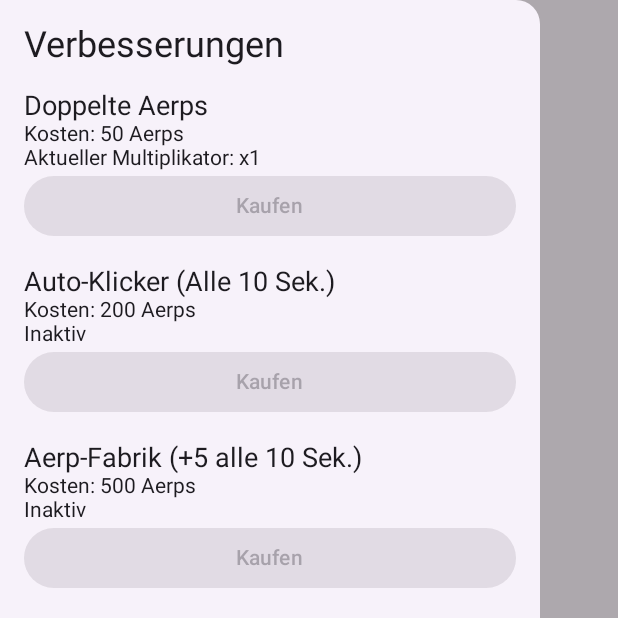
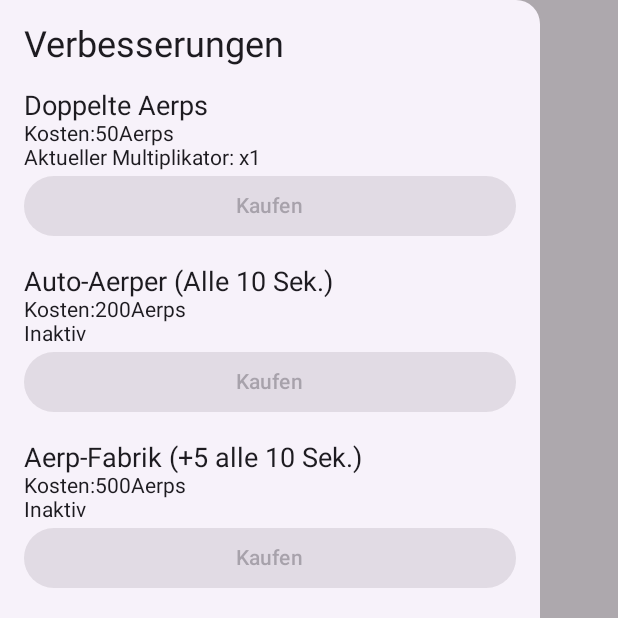
Before and after one commit to Aerodymeus/AerpClicker, an Android app built with Jetpack Compose: the screen it shows after launch (UI), after a tap on "Menü öffnen", on a phone screen of 412 x 824 dp, the top half of it. Run offline under Robolectric (Android 15) with nearby library versions, the light colour scheme and no system bars.

Commit message:
I18n: Add German localization for UI elements
This commit introduces German translations for various UI elements in the application.

- Added German strings to `app/src/main/res/values/strings.xml` for:
    - App name and labels
    - Top bar title and menu description
    - Game screen elements (score, click button, cooldowns)
    - Shop menu title and item names/descriptions
    - Shop item details (cost, multiplier, status, buy button)
- Updated `UI.kt` to use `stringResource` for displaying localized text in:
    - `AerpClickerApp` (top bar)
    - `GameScreen` (score, click button, cooldowns)
    - `ShopMenu` (title, item names, descriptions)
    - `ShopItem` (cost, multiplier, status, buy button)

```diff
--- a/app/src/main/java/com/example/myfirstgame/UI.kt
+++ b/app/src/main/java/com/example/myfirstgame/UI.kt
@@ -26,11 +26,14 @@ import androidx.compose.runtime.rememberCoroutineScope
 import androidx.compose.ui.Alignment
 import androidx.compose.ui.Modifier
 import androidx.compose.ui.platform.LocalConfiguration // Import für LocalConfiguration
-import androidx.compose.ui.tooling.preview.Preview
+//import androidx.compose.ui.platform.LocalContext
+import androidx.compose.ui.res.stringResource // Import für stringResource
+import androidx.compose.ui.tooling.preview.Preview // Import für Preview
 import androidx.compose.ui.unit.dp
 import androidx.compose.ui.unit.sp
 import androidx.lifecycle.viewmodel.compose.viewModel
 import kotlinx.coroutines.launch
+
 
 
 class UI : ComponentActivity() {
@@ -59,7 +62,7 @@ fun AerpClickerApp(gameViewModel: GameViewModel = viewModel()) {
         Scaffold(
             topBar = {
                 TopAppBar(
-                    title = { Text("Aerp Clicker") },
+                    title = { Text(stringResource(id = R.string.top_bar_title)) },
                     navigationIcon = {
                         IconButton(onClick = {
                             scope.launch {
@@ -68,7 +71,7 @@ fun AerpClickerApp(gameViewModel: GameViewModel = viewModel()) {
                                 }
                             }
                         }) {
-                            Icon(Icons.Filled.Menu, contentDescription = "Menü öffnen")
+                            Icon(Icons.Filled.Menu, contentDescription = stringResource(id = R.string.menu_content_description))
                         }
                     }
                 )
@@ -94,8 +97,8 @@ fun GameScreen(modifier: Modifier = Modifier, gameViewModel: GameViewModel) {
             modifier = Modifier.fillMaxHeight() // Füllt die Höhe des ihm zugewiesenen Raums
         ) {
             Text(
-                text = "Aerps: ${gameViewModel.score}",
-                fontSize = 32.sp,
+                text = stringResource(id = R.string.score_text, gameViewModel.score),
+                fontSize = 32.sp, // Keep only one fontSize
                 modifier = Modifier.padding(bottom = 32.dp)
             )
 
@@ -103,7 +106,10 @@ fun GameScreen(modifier: Modifier = Modifier, gameViewModel: GameViewModel) {
                 onClick = { gameViewModel.onCookieClicked() },
                 modifier = Modifier.size(200.dp)
             ) {
-                Text("Bekomme Aerps!", fontSize = 24.sp)
+                Text(
+                    text = stringResource(id = R.string.click_me_button),
+                    fontSize = 24.sp
+                )
             }
         }
     }
@@ -117,14 +123,18 @@ fun GameScreen(modifier: Modifier = Modifier, gameViewModel: GameViewModel) {
         ) {
             if (gameViewModel.isAutoClickerActive && gameViewModel.autoClickerCooldown > 0) {
                 Text(
-                    text = "Auto-Klicker: ${gameViewModel.autoClickerCooldown}s",
+                    text = stringResource(id = R.string.cooldown_auto_clicker_prefix) +
+                            "${gameViewModel.autoClickerCooldown}" +
+                            stringResource(id = R.string.cooldown_suffix),
                     fontSize = 16.sp,
                     modifier = Modifier.padding(bottom = 8.dp)
                 )
             }
             if (gameViewModel.isPassiveScoreGeneratorActive && gameViewModel.passiveGeneratorCooldown > 0) {
                 Text(
-                    text = "Aerp-Fabrik: ${gameViewModel.passiveGeneratorCooldown}s",
+                    text = stringResource(id = R.string.cooldown_aerp_factory_prefix) +
+                            "${gameViewModel.passiveGeneratorCooldown}" +
+                            stringResource(id = R.string.cooldown_suffix),
                     fontSize = 16.sp
                 )
             }
@@ -182,8 +192,7 @@ fun GameScreen(modifier: Modifier = Modifier, gameViewModel: GameViewModel) {
 
 @Composable
 fun ShopMenu(gameViewModel: GameViewModel) {
-    // Definieren einer Datenstruktur für die Shop-Items, um die Verwendung mit LazyColumn zu erleichtern.
-    // Dies ist optional, kann aber helfen, den Code sauberer zu halten, wenn du viele Items hast.
+    //val context = LocalContext.current
     data class ShopItemData(
         val name: String,
         val cost: Int,
@@ -196,42 +205,41 @@ fun ShopMenu(gameViewModel: GameViewModel) {
 
     val shopItemsList = listOf(
         ShopItemData(
-            name = "Doppelte Aerps",
+            name = stringResource(id = R.string.shop_item_double_aerps),
             cost = gameViewModel.doubleClickCost,
             currentMultiplier = gameViewModel.clickMultiplier,
             onBuy = { gameViewModel.buyDoubleClickUpgrade() },
             canAfford = gameViewModel.score >= gameViewModel.doubleClickCost
         ),
         ShopItemData(
-            name = "Auto-Klicker (Alle 10 Sek.)",
+            name = stringResource(id = R.string.shop_item_auto_aerper),
             cost = gameViewModel.autoClickerCost,
             isActive = gameViewModel.isAutoClickerActive,
             onBuy = { gameViewModel.buyAutoClickerUpgrade() },
             canAfford = gameViewModel.score >= gameViewModel.autoClickerCost && !gameViewModel.isAutoClickerActive
         ),
         ShopItemData(
-            name = "Aerp-Fabrik (+5 alle 10 Sek.)",
+            name = stringResource(id = R.string.shop_item_aerp_factory),
             cost = gameViewModel.passiveScoreGeneratorCost,
             isActive = gameViewModel.isPassiveScoreGeneratorActive,
             onBuy = { gameViewModel.buyPassiveScoreGenerator() },
             canAfford = gameViewModel.score >= gameViewModel.passiveScoreGeneratorCost && !gameViewModel.isPassiveScoreGeneratorActive,
-            description = if (gameViewModel.isPassiveScoreGeneratorActive) "Produziert 5 Cookies alle 10 Sek." else null
+            description = if (gameViewModel.isPassiveScoreGeneratorActive) stringResource(id = R.string.shop_item_aerp_factory_description_active) else null
         )
-        // Füge hier weitere ShopItemData-Objekte für neue Items hinzu
     )
 
     Column(
         modifier = Modifier
-            .fillMaxSize() // LazyColumn sollte die verfügbare Höhe ausfüllen
+            .fillMaxSize()
             .padding(16.dp)
     ) {
-        Text("Verbesserungen", fontSize = 24.sp, modifier = Modifier.padding(bottom = 16.dp))
+        Text(stringResource(id = R.string.shop_title), fontSize = 24.sp, modifier = Modifier.padding(bottom = 16.dp))
 
         LazyColumn(
-            modifier = Modifier.fillMaxWidth(), // LazyColumn füllt die Breite aus
-            verticalArrangement = Arrangement.spacedBy(16.dp) // Abstand zwischen den Items
+            modifier = Modifier.fillMaxWidth(),
+            verticalArrangement = Arrangement.spacedBy(16.dp)
         ) {
-            items(shopItemsList) { itemData -> // Iteriere über die Liste der ShopItemData
+            items(shopItemsList) { itemData ->
                 ShopItem(
                     name = itemData.name,
                     cost = itemData.cost,
@@ -246,6 +254,7 @@ fun ShopMenu(gameViewModel: GameViewModel) {
     }
 }
 
+
 @Composable
 fun ShopItem(
     name: String,
@@ -254,26 +263,41 @@ fun ShopItem(
     canAfford: Boolean,
     currentMultiplier: Int? = null,
     isActive: Boolean? = null,
-    description: String? = null // Optionaler Parameter für zusätzliche Beschreibung
+    description: String? = null
 ) {
     Column {
-        Text(name, fontSize = 18.sp)
-        Text("Kosten: $cost Aerps", fontSize = 14.sp)
+        Text(name, fontSize = 18.sp) // Name kommt bereits als String-Ressource aus ShopMenu
+        Text(
+            stringResource(id = R.string.shop_item_cost_prefix) +
+                    "$cost" +
+                    stringResource(id = R.string.shop_item_cost_suffix),
+            fontSize = 14.sp
+        )
         if (currentMultiplier != null) {
-            Text("Aktueller Multiplikator: x$currentMultiplier", fontSize = 14.sp)
+            Text(
+                stringResource(id = R.string.shop_item_multiplier_prefix) + "$currentMultiplier",
+                fontSize = 14.sp
+            )
         }
         if (isActive != null) {
-            Text(if (isActive) "Aktiv" else "Inaktiv", fontSize = 14.sp)
+            Text(
+                if (isActive) stringResource(id = R.string.shop_item_status_active)
+                else stringResource(id = R.string.shop_item_status_inactive),
+                fontSize = 14.sp
+            )
         }
-        if (description != null) { // Zeige die Beschreibung an, wenn vorhanden
-            Text(description, fontSize = 14.sp)
+        if (description != null) {
+            Text(description, fontSize = 14.sp) // Beschreibung kommt bereits als String-Ressource aus ShopMenu
         }
         Button(
             onClick = onBuy,
             enabled = canAfford,
             modifier = Modifier.fillMaxWidth()
         ) {
-            Text(if (isActive == true) "Gekauft" else "Kaufen")
+            Text(
+                if (isActive == true) stringResource(id = R.string.shop_item_bought_button)
+                else stringResource(id = R.string.shop_item_buy_button)
+            )
         }
     }
 }
--- a/app/src/main/res/values/strings.xml
+++ b/app/src/main/res/values/strings.xml
@@ -1,3 +1,33 @@
 <resources>
     <string name="app_name">Aerp Clicker</string>
+    <string name="get_aerps_text">Bekomme Aerps!</string>
+    <string name="duplicate_aerps_label">Doppelte Aerps</string> <!-- Für den App-Titel in der Manifest-Datei und ggf. anderswo -->
+
+    <!-- UI.kt - AerpClickerApp -->
+    <string name="top_bar_title">Aerp Clicker</string>
+    <string name="menu_content_description">Menü öffnen</string>
+
+    <!-- UI.kt - GameScreen -->
+    <string name="score_text">Aerps: %1$d</string> <!-- Prefix für den Punktestand -->
+    <string name="click_me_button">Bekomme Aerps!</string>
+    <string name="cooldown_auto_clicker_prefix">Auto-Klicker:</string>
+    <string name="cooldown_aerp_factory_prefix">Aerp-Fabrik:</string>
+    <string name="cooldown_suffix">s</string> <!-- Suffix für Sekunden -->
+
+    <!-- UI.kt - ShopMenu -->
+    <string name="shop_title">Verbesserungen</string>
+    <string name="shop_item_double_aerps">Doppelte Aerps</string>
+    <string name="shop_item_auto_aerper">Auto-Aerper (Alle 10 Sek.)</string>
+    <string name="shop_item_aerp_factory">Aerp-Fabrik (+5 alle 10 Sek.)</string>
+    <string name="shop_item_aerp_factory_description_active">Produziert 5 Aerps alle 10 Sek.
+    </string>
+
+    <!-- UI.kt - ShopItem -->
+    <string name="shop_item_cost_prefix">Kosten:</string>
+    <string name="shop_item_cost_suffix">Aerps</string>
+    <string name="shop_item_multiplier_prefix">Aktueller Multiplikator: x</string>
+    <string name="shop_item_status_active">Aktiv</string>
+    <string name="shop_item_status_inactive">Inaktiv</string>
+    <string name="shop_item_buy_button">Kaufen</string>
+    <string name="shop_item_bought_button">Gekauft</string>
 </resources>
```
